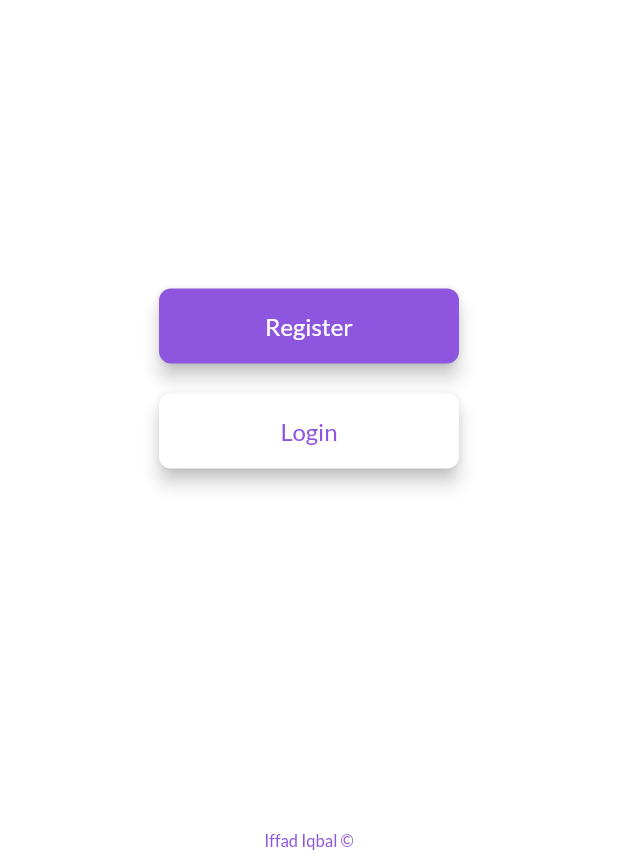
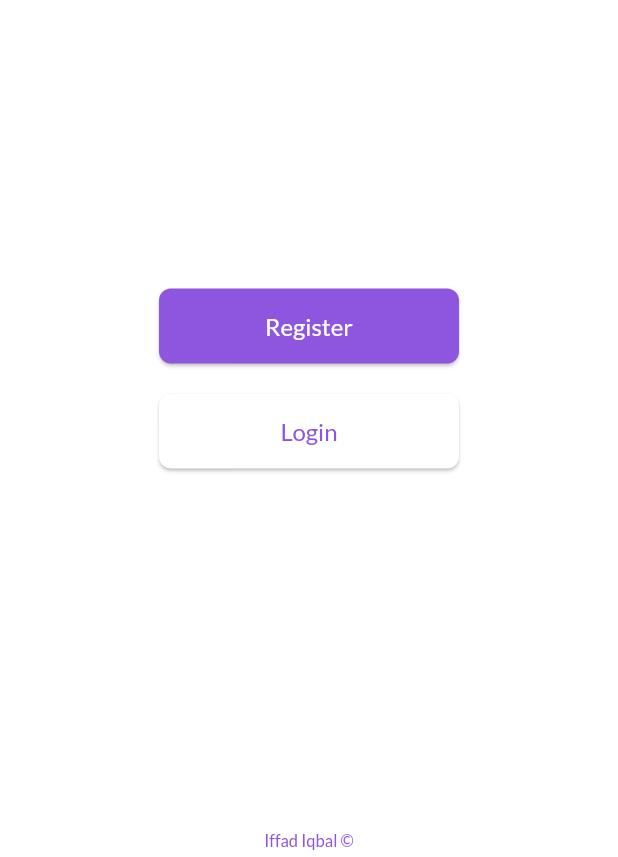
Before and after one commit to drexquisite/place, a Flutter app: the screen it shows after launch, on a phone screen of 412 x 824 dp, the part 379-1236 px from its top. Run offline on Flutter 3.47's test engine with Material 2 defaults, Android fonts, the phone set to English and light mode, and no system bars; drawn by our look-alikes of auto_size_text; our stand-ins replace built_collection, built_value, cloud_firestore, firebase_auth, firebase_core, flutter_datetime_picker and 9 more; accounts and stored records are empty; generated files the repository leaves out were written again.

Commit message:
Updating to latest FlutterFlow output.

```diff
--- a/lib/splash_screen/splash_screen_widget.dart
+++ b/lib/splash_screen/splash_screen_widget.dart
@@ -88,7 +88,7 @@ class _SplashScreenWidgetState extends State<SplashScreenWidget> {
                                     color: Colors.white,
                                     fontWeight: FontWeight.normal,
                                   ),
-                                  elevation: 5,
+                                  elevation: 1,
                                   borderSide: BorderSide(
                                     color: Colors.transparent,
                                     width: 1,
@@ -117,7 +117,7 @@ class _SplashScreenWidgetState extends State<SplashScreenWidget> {
                                   color: Color(0xFF8E55DE),
                                   fontWeight: FontWeight.normal,
                                 ),
-                                elevation: 5,
+                                elevation: 1,
                                 borderSide: BorderSide(
                                   color: Colors.transparent,
                                   width: 1,
```
